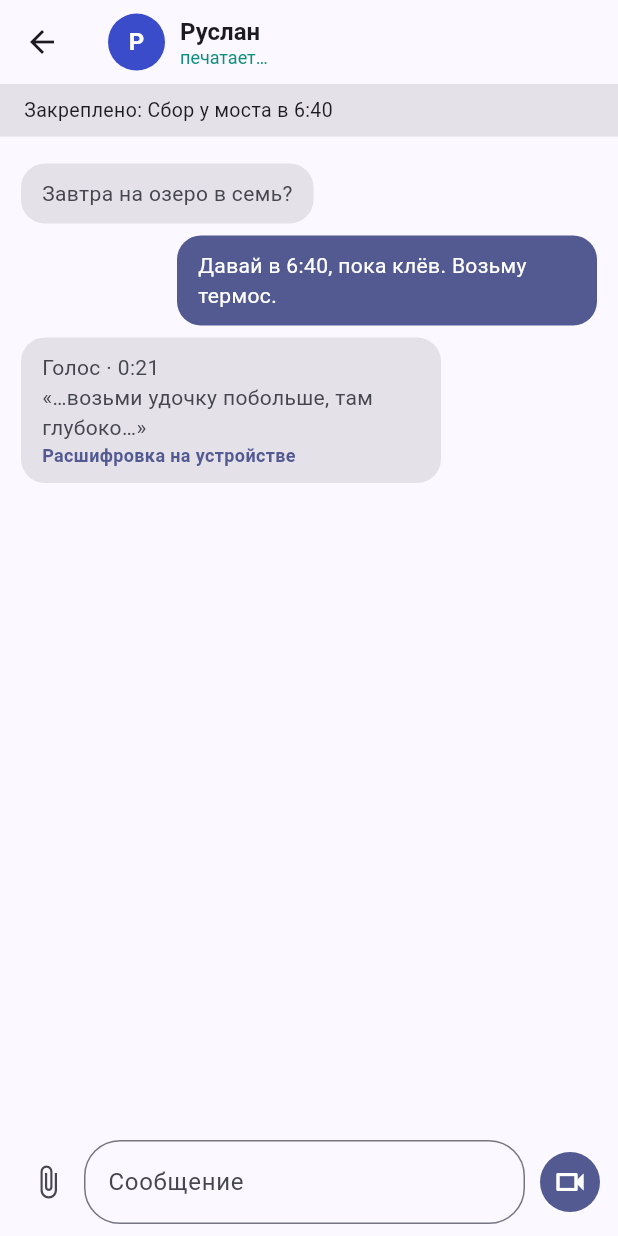
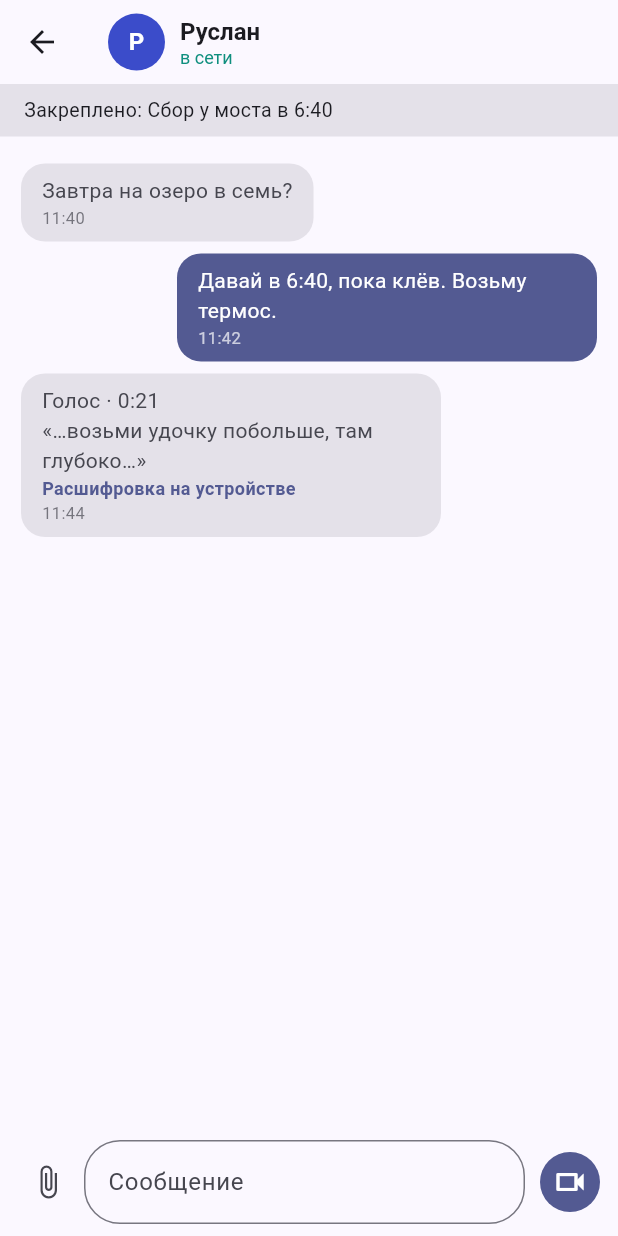
Before and after one commit to bavirbusiness-collab/Orbit, a Flutter app: the ConversationPage screen opened directly with sample values from the repository, on a phone screen of 412 x 824 dp. Run offline on Flutter 3.47's test engine with Material 3 defaults, Android fonts, the phone set to English and light mode, and no system bars; our stand-ins replace shared_preferences; accounts and stored records are empty.

Commit message:
Orbit: макет переписки с отправкой сообщений и экран нового чата
Co-Authored-By: Claude Sonnet 5.5 <noreply@anthropic.com>
Claude-Session: https://claude.ai/code/session_01QG64jShU5yVGCmXyTevsHn

```diff
--- a/orbita_flutter/lib/main.dart
+++ b/orbita_flutter/lib/main.dart
@@ -92,7 +92,7 @@ class ChatsPage extends StatelessWidget {
     return Scaffold(
       appBar: AppBar(
         title: const Text('Чаты', style: TextStyle(fontWeight: FontWeight.bold)),
-        actions: [IconButton(onPressed: () {}, icon: const Icon(Icons.add_circle_outline))],
+        actions: [IconButton(onPressed: () => Navigator.push(context, MaterialPageRoute<void>(builder: (_) => const NewChatPage())), icon: const Icon(Icons.add_circle_outline))],
       ),
       body: ListView(children: [
         Padding(
@@ -134,23 +134,75 @@ class ChatsPage extends StatelessWidget {
   }
 }
 
-class ConversationPage extends StatelessWidget {
+class ConversationPage extends StatefulWidget {
   final ChatItem item;
   const ConversationPage({super.key, required this.item});
+  @override
+  State<ConversationPage> createState() => _ConversationPageState();
+}
 
-  Widget bubble(BuildContext context, String text, bool mine, {String? sub}) {
+class _Bubble {
+  final String text;
+  final bool mine;
+  final String time;
+  final String? sub;
+  _Bubble(this.text, this.mine, this.time, {this.sub});
+}
+
+class _ConversationPageState extends State<ConversationPage> {
+  final draft = TextEditingController();
+  final scroll = ScrollController();
+  late final List<_Bubble> items;
+
+  @override
+  void initState() {
+    super.initState();
+    // Старые сообщения показываем только в чате с Русланом, остальные чаты пустые.
+    items = widget.item.name == 'Руслан'
+        ? [
+            _Bubble('Завтра на озеро в семь?', false, '11:40'),
+            _Bubble('Давай в 6:40, пока клёв. Возьму термос.', true, '11:42'),
+            _Bubble('Голос · 0:21\n«…возьми удочку побольше, там глубоко…»', false, '11:44', sub: 'Расшифровка на устройстве'),
+          ]
+        : [];
+  }
+
+  @override
+  void dispose() {
+    draft.dispose();
+    scroll.dispose();
+    super.dispose();
+  }
+
+  String _now() {
+    final d = DateTime.now();
+    return '${d.hour.toString().padLeft(2, '0')}:${d.minute.toString().padLeft(2, '0')}';
+  }
+
+  void send() {
+    final t = draft.text.trim();
+    if (t.isEmpty) return;
+    setState(() => items.add(_Bubble(t, true, _now())));
+    draft.clear();
+    WidgetsBinding.instance.addPostFrameCallback((_) {
+      if (scroll.hasClients) scroll.animateTo(scroll.position.maxScrollExtent, duration: const Duration(milliseconds: 200), curve: Curves.easeOut);
+    });
+  }
+
+  Widget bubble(BuildContext context, _Bubble b) {
     final cs = Theme.of(context).colorScheme;
-    final fg = mine ? cs.onPrimary : cs.onSurfaceVariant;
+    final fg = b.mine ? cs.onPrimary : cs.onSurfaceVariant;
     return Align(
-      alignment: mine ? Alignment.centerRight : Alignment.centerLeft,
+      alignment: b.mine ? Alignment.centerRight : Alignment.centerLeft,
       child: Container(
         margin: const EdgeInsets.symmetric(vertical: 4),
-        padding: const EdgeInsets.symmetric(horizontal: 14, vertical: 10),
+        padding: const EdgeInsets.symmetric(horizontal: 14, vertical: 8),
         constraints: const BoxConstraints(maxWidth: 280),
-        decoration: BoxDecoration(color: mine ? cs.primary : cs.surfaceContainerHighest, borderRadius: BorderRadius.circular(16)),
+        decoration: BoxDecoration(color: b.mine ? cs.primary : cs.surfaceContainerHighest, borderRadius: BorderRadius.circular(16)),
         child: Column(crossAxisAlignment: CrossAxisAlignment.start, mainAxisSize: MainAxisSize.min, children: [
-          Text(text, style: TextStyle(color: fg)),
-          if (sub != null) Text(sub, style: TextStyle(color: cs.primary, fontSize: 12, fontWeight: FontWeight.w600)),
+          Text(b.text, style: TextStyle(color: fg)),
+          if (b.sub != null) Text(b.sub!, style: TextStyle(color: cs.primary, fontSize: 12, fontWeight: FontWeight.w600)),
+          Text(b.time, style: TextStyle(color: fg.withValues(alpha: 0.7), fontSize: 11)),
         ]),
       ),
     );
@@ -159,6 +211,8 @@ class ConversationPage extends StatelessWidget {
   @override
   Widget build(BuildContext context) {
     final cs = Theme.of(context).colorScheme;
+    final item = widget.item;
+    final hasText = draft.text.trim().isNotEmpty;
     return Scaffold(
       appBar: AppBar(
         title: Row(children: [
@@ -166,11 +220,12 @@ class ConversationPage extends StatelessWidget {
           const SizedBox(width: 10),
           Column(crossAxisAlignment: CrossAxisAlignment.start, children: [
             Text(item.name, style: const TextStyle(fontSize: 16, fontWeight: FontWeight.w600)),
-            const Text('печатает…', style: TextStyle(fontSize: 12, color: teal)),
+            const Text('в сети', style: TextStyle(fontSize: 12, color: teal)),
           ]),
         ]),
       ),
       body: Column(children: [
+        if (item.name == 'Руслан')
           Container(
             width: double.infinity,
             color: cs.surfaceContainerHighest,
@@ -178,23 +233,71 @@ class ConversationPage extends StatelessWidget {
             child: const Text('Закреплено: Сбор у моста в 6:40', style: TextStyle(fontSize: 13)),
           ),
         Expanded(
-          child: ListView(padding: const EdgeInsets.all(14), children: [
-            bubble(context, 'Завтра на озеро в семь?', false),
-            bubble(context, 'Давай в 6:40, пока клёв. Возьму термос.', true),
-            bubble(context, 'Голос · 0:21\n«…возьми удочку побольше, там глубоко…»', false, sub: 'Расшифровка на устройстве'),
-          ]),
+          child: items.isEmpty
+              ? Center(child: Text('Сообщений пока нет. Напишите первым.', style: TextStyle(color: cs.onSurfaceVariant)))
+              : ListView(controller: scroll, padding: const EdgeInsets.all(14), children: [for (final b in items) bubble(context, b)]),
         ),
         SafeArea(
           child: Padding(
             padding: const EdgeInsets.fromLTRB(8, 4, 8, 8),
             child: Row(children: [
               IconButton(onPressed: () {}, icon: const Icon(Icons.attach_file)),
-              const Expanded(child: TextField(decoration: InputDecoration(hintText: 'Сообщение', border: OutlineInputBorder(borderRadius: BorderRadius.all(Radius.circular(24)))))),
+              Expanded(
+                child: TextField(
+                  controller: draft,
+                  minLines: 1,
+                  maxLines: 4,
+                  onChanged: (_) => setState(() {}),
+                  decoration: const InputDecoration(hintText: 'Сообщение', border: OutlineInputBorder(borderRadius: BorderRadius.all(Radius.circular(24)))),
+                ),
+              ),
               const SizedBox(width: 6),
-              IconButton.filled(onPressed: () {}, icon: const Icon(Icons.videocam_outlined)),
+              IconButton.filled(onPressed: hasText ? send : () {}, icon: Icon(hasText ? Icons.send : Icons.videocam_outlined)),
             ]),
           ),
         ),
+      ]),
+    );
+  }
+}
+
+// ---------- Новый чат ----------
+
+class NewChatPage extends StatefulWidget {
+  const NewChatPage({super.key});
+  @override
+  State<NewChatPage> createState() => _NewChatPageState();
+}
+
+class _NewChatPageState extends State<NewChatPage> {
+  static const people = [
+    ChatItem('Лейла', '', '', 'Л', teal),
+    ChatItem('Рустам', '', '', 'Р', Color(0xFF7C3AED)),
+    ChatItem('Нигяр', '', '', 'Н', rust),
+    ChatItem('Эльчин', '', '', 'Э', Color(0xFF5A6280)),
+  ];
+  String q = '';
+
+  @override
+  Widget build(BuildContext context) {
+    final list = [for (final p in people) if (p.name.toLowerCase().contains(q.trim().toLowerCase())) p];
+    return Scaffold(
+      appBar: AppBar(title: const Text('Новый чат')),
+      body: ListView(children: [
+        Padding(
+          padding: const EdgeInsets.fromLTRB(16, 0, 16, 8),
+          child: SearchBar(hintText: 'Имя или номер телефона', leading: const Icon(Icons.search), elevation: const WidgetStatePropertyAll(0), onChanged: (v) => setState(() => q = v)),
+        ),
+        ListTile(leading: const CircleAvatar(child: Icon(Icons.group_add_outlined)), title: const Text('Создать группу'), onTap: () {}),
+        ListTile(leading: const CircleAvatar(child: Icon(Icons.public)), title: const Text('Создать орбиту'), onTap: () {}),
+        const Padding(padding: EdgeInsets.fromLTRB(16, 12, 16, 4), child: Text('Друзья в Orbit', style: TextStyle(fontWeight: FontWeight.w600))),
+        for (final p in list)
+          ListTile(
+            leading: Avatar(p.initials, p.color),
+            title: Text(p.name),
+            onTap: () => Navigator.pushReplacement(context, MaterialPageRoute<void>(builder: (_) => ConversationPage(item: p))),
+          ),
+        if (list.isEmpty) const Padding(padding: EdgeInsets.all(24), child: Text('Никого не нашли')),
       ]),
     );
   }
```
Lines whose indentation alone changed are shown as unchanged.
